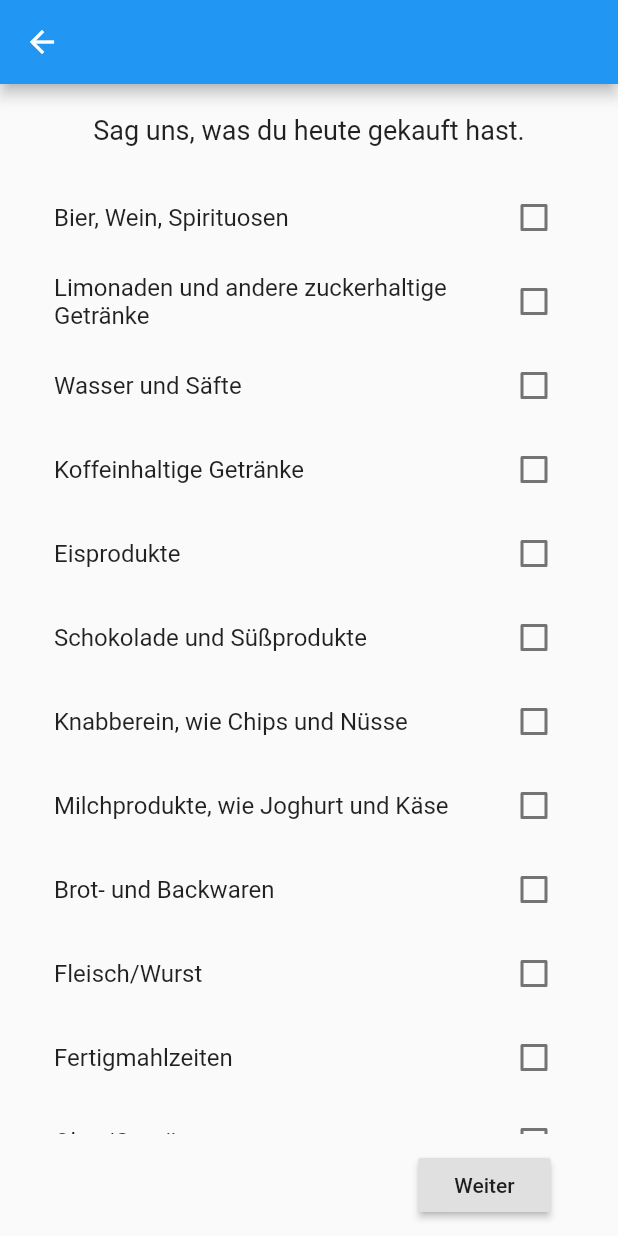
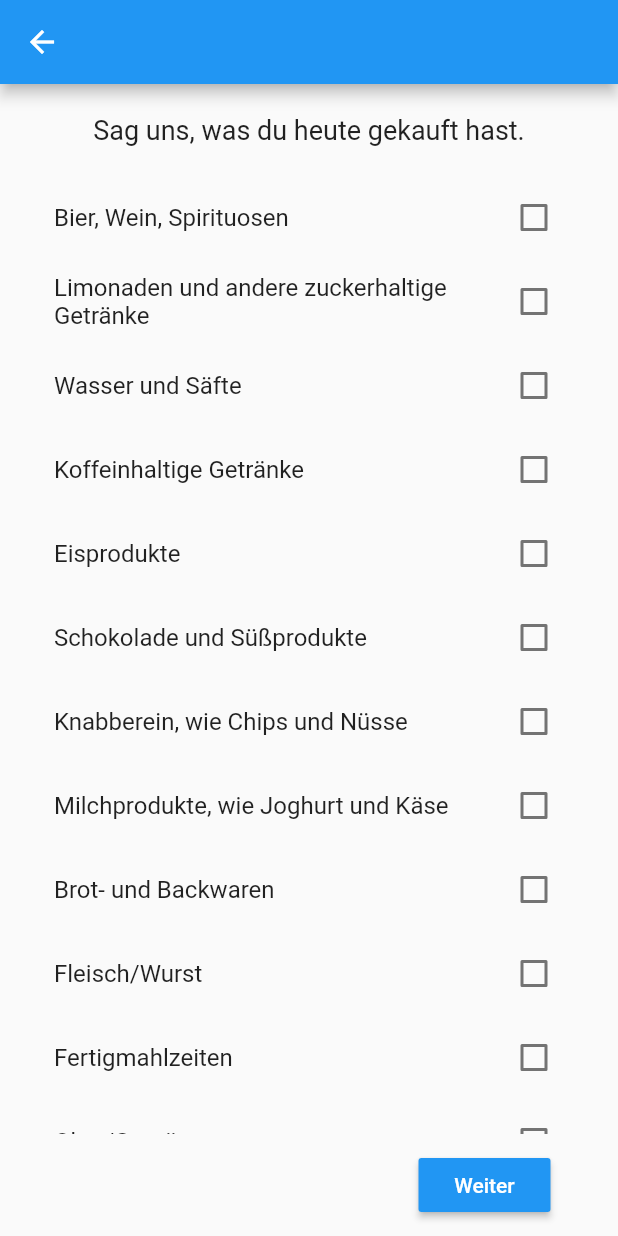
Before and after one commit to BoonRmaschine/geschmackssache, a Flutter app: the screen it shows after launch, after a tap on "Ja", on a phone screen of 412 x 824 dp. Run offline on Flutter 3.47's test engine with Material 2 defaults, Android fonts, the phone set to English and light mode, and no system bars.

Commit message:
CHanged button text colors to the accent color of the main theme.

```diff
--- a/app/lib/MoodList.dart
+++ b/app/lib/MoodList.dart
@@ -20,7 +20,8 @@ class MoodSelectionState extends State<MoodSelection> {
   String _selectedMood;
 
   Future<bool> postSurvey(Survey survey) async {
-    final String url = 'https://us-central1-geschmackssache-9a89b.cloudfunctions.net/addSurvey?';
+    final String url =
+        'https://us-central1-geschmackssache-9a89b.cloudfunctions.net/addSurvey?';
     final String body = json.encode(survey);
     final response = await http.post(url, body: body);
 
@@ -78,8 +79,12 @@ class MoodSelectionState extends State<MoodSelection> {
               child: Padding(
                 padding: EdgeInsets.only(top: 10.0, bottom: 10.0, right: 45.0),
                 child: RaisedButton(
+                  textTheme: ButtonTextTheme.accent,
+                  color: Theme.of(context).primaryColor,
                   onPressed: this._send,
-                  child: Text("Senden"),
+                  child: Text(
+                    "Senden",
+                  ),
                 ),
               ),
             ),
--- a/app/lib/ProductList.dart
+++ b/app/lib/ProductList.dart
@@ -53,6 +53,8 @@ class ProductsSelectionState extends State<ProductSelection> {
               child: Padding(
                 padding: EdgeInsets.only(top: 10.0, bottom: 10.0, right: 45.0),
                 child: RaisedButton(
+                  textTheme: ButtonTextTheme.accent,
+                  color: Theme.of(context).primaryColor,
                   onPressed: () {
                     Navigator.push(
                         context,
@@ -61,7 +63,9 @@ class ProductsSelectionState extends State<ProductSelection> {
                                   surveyState: Survey(products: this._products),
                                 )));
                   },
-                  child: Text("Weiter"),
+                  child: Text(
+                    "Weiter",
+                  ),
                 ),
               ),
             ),
--- a/app/lib/main.dart
+++ b/app/lib/main.dart
@@ -19,7 +19,8 @@ class MyApp extends StatelessWidget {
         // "hot reload" (press "r" in the console where you ran "flutter run",
         // or press Run > Flutter Hot Reload in IntelliJ). Notice that the
         // counter didn't reset back to zero; the application is not restarted.
-        primarySwatch: Colors.blue,
+        primaryColor: Colors.blue,
+        accentColor: Colors.white,
       ),
       home: new MyHomePage(title: 'Geschmackssache'),
     );
@@ -85,6 +86,7 @@ class _MyHomePageState extends State<MyHomePage> {
               child: Row(mainAxisSize: MainAxisSize.min, children: <Widget>[
                 FlatButton(onPressed: null, child: new Text("Nein")),
                 RaisedButton(
+                  textTheme: ButtonTextTheme.accent,
                   color: Theme.of(context).primaryColor,
                   onPressed: () {
                     Navigator.push(
@@ -94,7 +96,6 @@ class _MyHomePageState extends State<MyHomePage> {
                   },
                   child: Text(
                     "Ja",
-                    style: TextStyle(color: Colors.white),
                   ),
                 ),
               ]),
```
